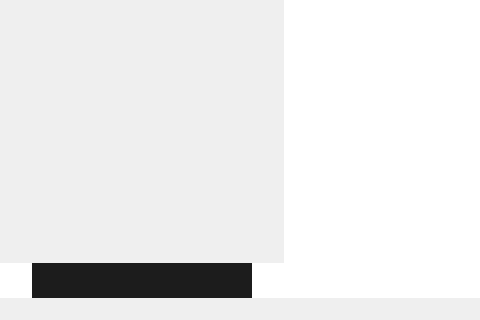
Qt form src/mainwindow.ui (qTox/qTox) before a commit; both pictures show x 0 to 480 and y 217 to 537 of the 775 by 537 pixel window.
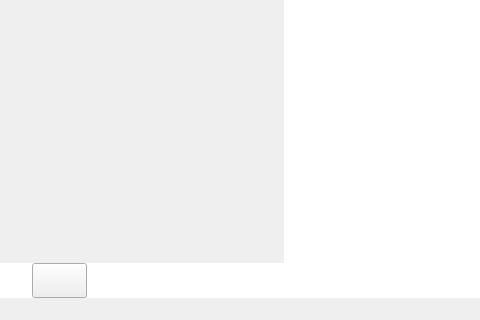
The same form after that commit. Icons and pictures are not drawn. Custom widgets are drawn as their Qt base class.

Commit message: Prepare for theme colors support

```diff
--- a/src/mainwindow.ui
+++ b/src/mainwindow.ui
@@ -1053,16 +1053,7 @@
            </sizepolicy>
           </property>
           <property name="styleSheet">
-           <string notr="true">QPushButton{
-	background-color:#1c1c1c;
-	border:none;
-}
-
-QPushButton:hover{
-	background-color:#292929;
-	border:none;
-}
-</string>
+           <string notr="true"/>
           </property>
           <layout class="QHBoxLayout" name="horizontalLayout_2">
            <property name="spacing">
```
The commit also changes 6 other files.
